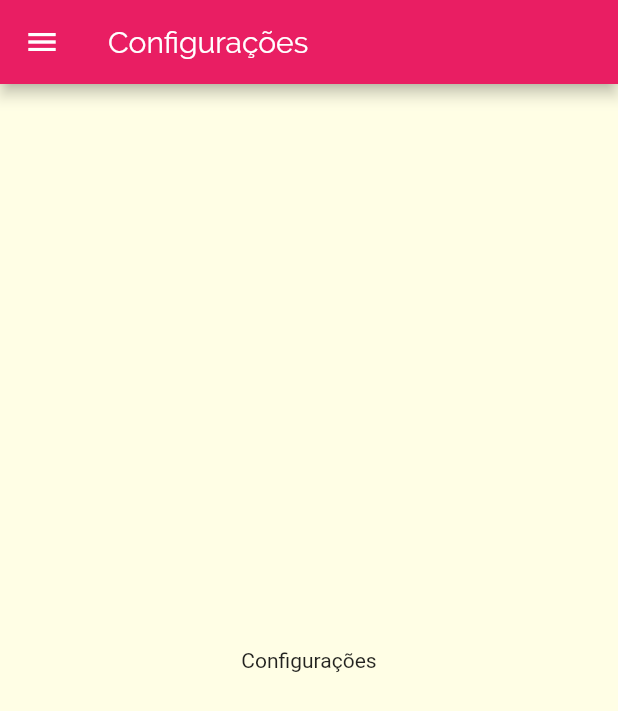
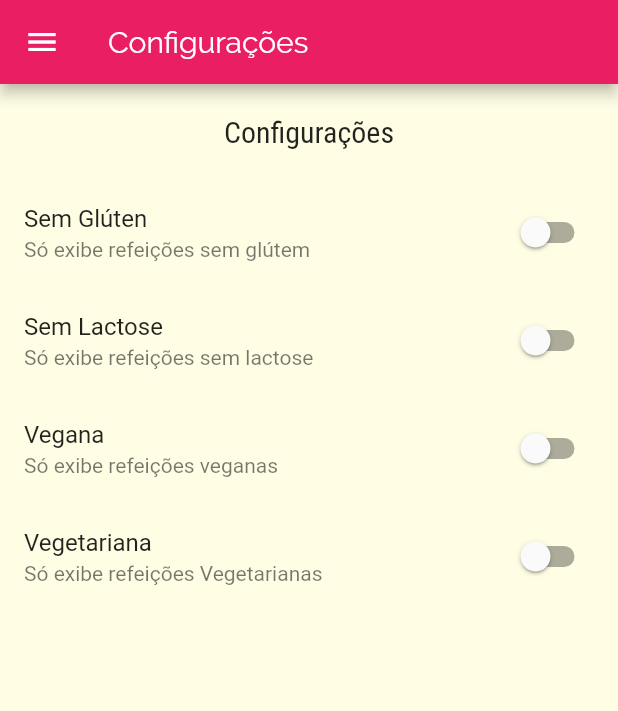
Before and after one commit to ranielison/Codd3r-Flutter-Meals, a Flutter app: the SettingsScreen screen opened by its route, on a phone screen of 412 x 824 dp. Shown: the top 711 px of the screen. Run offline on Flutter 3.47's test engine with Material 2 defaults, Android fonts, the phone set to English and light mode, and no system bars.

```diff
--- /dev/null
+++ b/lib/models/settings.dart
@@ -0,0 +1,13 @@
+class Settings {
+  bool isGlutenFree;
+  bool isLactoseFree;
+  bool isVegan;
+  bool isVegetarian;
+
+  Settings({
+    this.isGlutenFree = false,
+    this.isLactoseFree = false,
+    this.isVegan = false,
+    this.isVegetarian = false,
+  });
+}
--- a/lib/screens/settings_screen.dart
+++ b/lib/screens/settings_screen.dart
@@ -1,7 +1,29 @@
 import 'package:flutter/material.dart';
 import 'package:meals/components/main_drawer.dart';
+import 'package:meals/models/settings.dart';
 
-class SettingsScreen extends StatelessWidget {
+class SettingsScreen extends StatefulWidget {
+  @override
+  _SettingsScreenState createState() => _SettingsScreenState();
+}
+
+class _SettingsScreenState extends State<SettingsScreen> {
+  Settings _settings = Settings();
+
+  Widget _createSwitch(
+    String title,
+    String subtitle,
+    bool value,
+    Function onChange,
+  ) {
+    return SwitchListTile.adaptive(
+      title: Text(title),
+      subtitle: Text(subtitle),
+      value: value,
+      onChanged: onChange,
+    );
+  }
+
   @override
   Widget build(BuildContext context) {
     return Scaffold(
@@ -9,8 +31,46 @@ class SettingsScreen extends StatelessWidget {
         title: Text('Configurações'),
       ),
       drawer: MainDrawer(),
-      body: Center(
-        child: Text('Configurações'),
+      body: Column(
+        children: <Widget>[
+          Container(
+            padding: const EdgeInsets.all(20),
+            child: Text(
+              'Configurações',
+              style: Theme.of(context).textTheme.headline6,
+            ),
+          ),
+          Expanded(
+            child: ListView(
+              children: <Widget>[
+                _createSwitch(
+                  'Sem Glúten',
+                  'Só exibe refeições sem glútem',
+                  _settings.isGlutenFree,
+                  (value) => setState(() => _settings.isGlutenFree = value),
+                ),
+                _createSwitch(
+                  'Sem Lactose',
+                  'Só exibe refeições sem lactose',
+                  _settings.isLactoseFree,
+                  (value) => setState(() => _settings.isLactoseFree = value),
+                ),
+                _createSwitch(
+                  'Vegana',
+                  'Só exibe refeições veganas',
+                  _settings.isVegan,
+                  (value) => setState(() => _settings.isVegan = value),
+                ),
+                _createSwitch(
+                  'Vegetariana',
+                  'Só exibe refeições Vegetarianas',
+                  _settings.isVegetarian,
+                  (value) => setState(() => _settings.isVegetarian = value),
+                ),
+              ],
+            ),
+          )
+        ],
       ),
     );
   }
```
Also changed, not shown: lib/components/meal_item.dart (+9 -7 lines).
